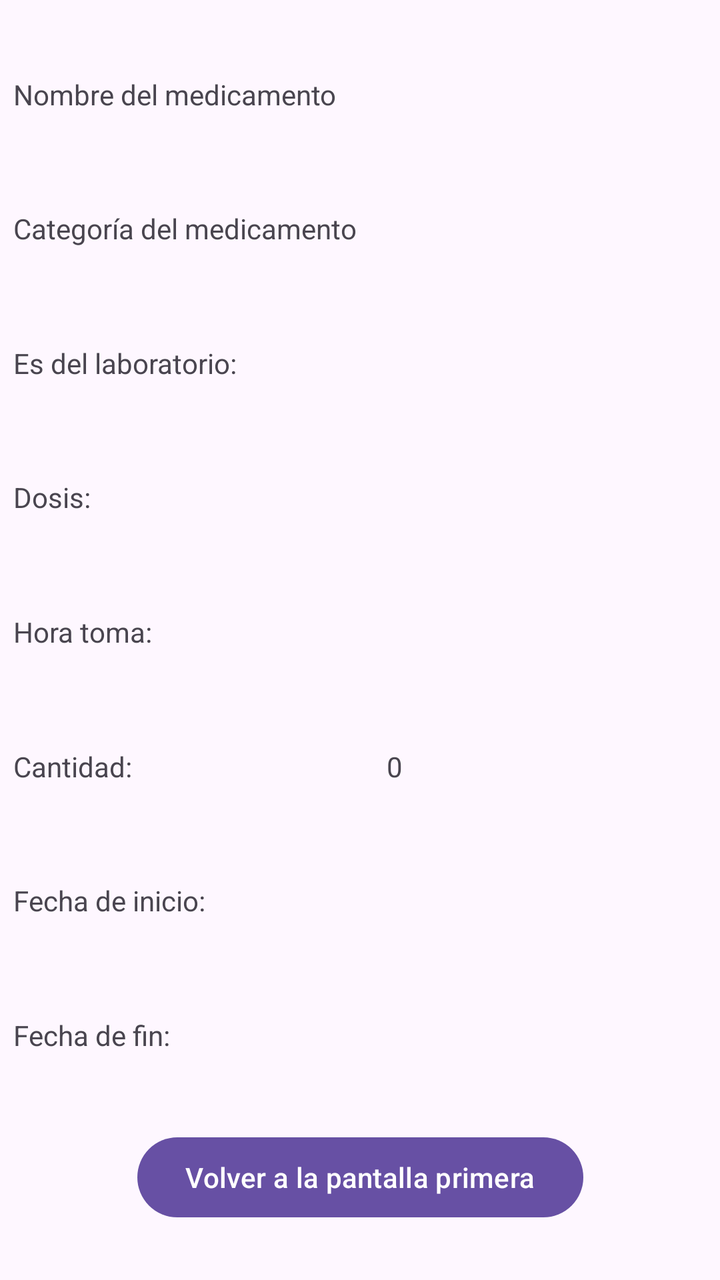
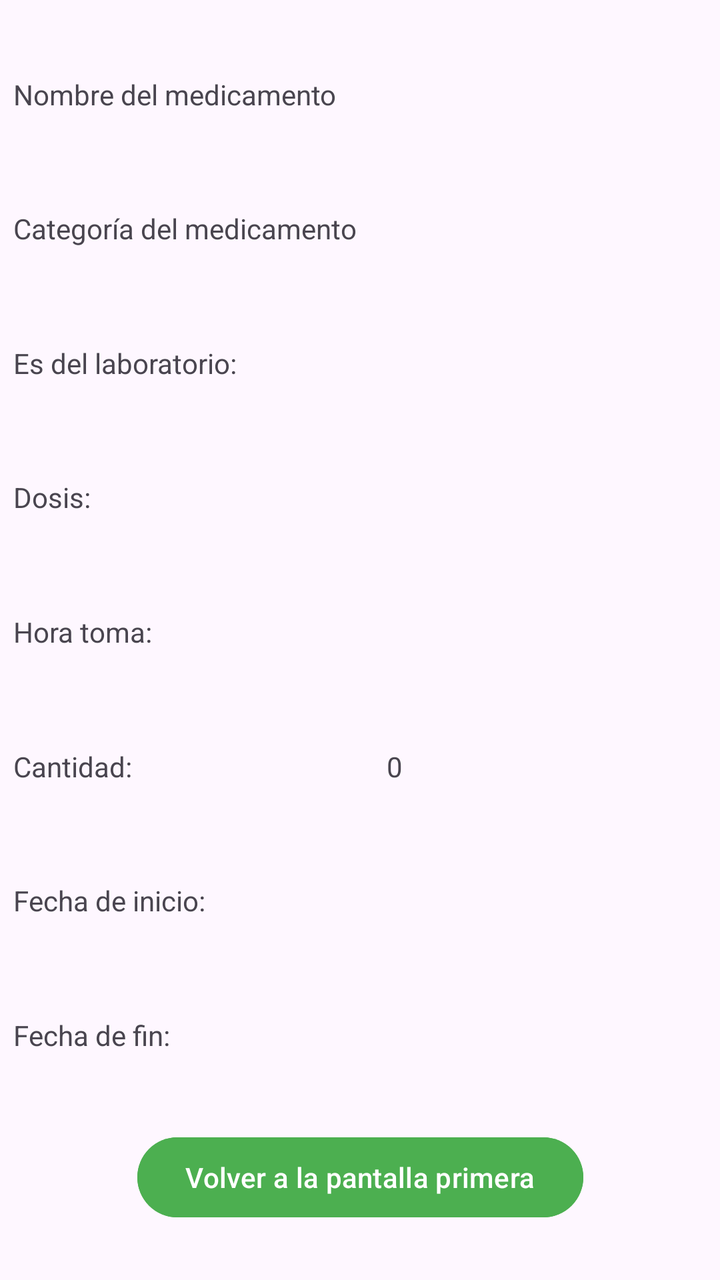

Compare the two renders of this Android layout. The source of the first and the diff that turns it into the second are given below.
<!-- AndroidManifest.xml: application theme Theme.ElPastillero -->
<!-- res/layout/activity_validar.xml -->
<?xml version="1.0" encoding="utf-8"?>
<androidx.constraintlayout.widget.ConstraintLayout xmlns:android="http://schemas.android.com/apk/res/android"
    xmlns:app="http://schemas.android.com/apk/res-auto"
    xmlns:tools="http://schemas.android.com/tools"
    android:id="@+id/main"
    android:layout_width="match_parent"
    android:layout_height="match_parent"
    tools:context=".Validar">

    <TextView
        android:id="@+id/horaToma"
        android:layout_width="160dp"
        android:layout_height="40dp"
        android:ems="10"
        android:gravity="center_vertical"
        android:inputType="text"
        app:layout_constraintBottom_toTopOf="@id/cantidad"
        app:layout_constraintEnd_toEndOf="parent"
        app:layout_constraintStart_toEndOf="@id/lbHora"
        app:layout_constraintTop_toBottomOf="@id/dosis" />

    <TextView
        android:id="@+id/fin"
        android:layout_width="160dp"
        android:layout_height="40dp"
        android:ems="10"
        android:gravity="center_vertical"
        android:inputType="text"
        app:layout_constraintBottom_toTopOf="@id/btnValidar"
        app:layout_constraintEnd_toEndOf="parent"
        app:layout_constraintStart_toEndOf="@id/lbFechaI2"
        app:layout_constraintTop_toBottomOf="@id/inicio" />

    <TextView
        android:id="@+id/inicio"
        android:layout_width="160dp"
        android:layout_height="40dp"
        android:ems="10"
        android:gravity="center_vertical"
        android:inputType="text"
        app:layout_constraintBottom_toTopOf="@id/lbFechaI2"
        app:layout_constraintEnd_toEndOf="parent"
        app:layout_constraintStart_toEndOf="@id/lbFechaI"
        app:layout_constraintTop_toBottomOf="@id/cantidad" />

    <TextView
        android:id="@+id/lbHora"
        android:layout_width="180dp"
        android:layout_height="40dp"
        android:gravity="center_vertical"
        android:text="Hora toma:"
        app:layout_constraintBottom_toTopOf="@id/lbcantidad"
        app:layout_constraintEnd_toStartOf="@id/horaToma"
        app:layout_constraintStart_toStartOf="parent"
        app:layout_constraintTop_toBottomOf="@id/lbDosis" />

    <TextView
        android:id="@+id/lbCategoría"
        android:layout_width="180dp"
        android:layout_height="40dp"
        android:gravity="center_vertical"
        android:text="Categoría del medicamento"
        app:layout_constraintBottom_toTopOf="@id/lbLaboratorio"
        app:layout_constraintEnd_toStartOf="@id/categoria"
        app:layout_constraintStart_toStartOf="parent"
        app:layout_constraintTop_toBottomOf="@id/lblNMe" />

    <TextView
        android:id="@+id/categoria"
        android:layout_width="160dp"
        android:layout_height="40dp"
        android:ems="10"
        android:gravity="center_vertical"
        android:inputType="text"
        app:layout_constraintBottom_toTopOf="@id/laboratorio"
        app:layout_constraintEnd_toEndOf="parent"
        app:layout_constraintStart_toEndOf="@id/lbCategoría"
        app:layout_constraintTop_toBottomOf="@id/nombre" />

    <TextView
        android:id="@+id/lblNMe"
        android:layout_width="180dp"
        android:layout_height="40dp"
        android:gravity="center_vertical"
        android:text="Nombre del medicamento"
        app:layout_constraintBottom_toTopOf="@id/lbCategoría"
        app:layout_constraintEnd_toStartOf="@id/nombre"
        app:layout_constraintStart_toStartOf="parent"
        app:layout_constraintTop_toTopOf="parent" />

    <TextView
        android:id="@+id/nombre"
        android:layout_width="160dp"
        android:layout_height="40dp"
        android:ems="10"
        android:gravity="center_vertical"
        android:inputType="text"
        app:layout_constraintBottom_toTopOf="@id/categoria"
        app:layout_constraintEnd_toEndOf="parent"
        app:layout_constraintStart_toEndOf="@id/lblNMe"
        app:layout_constraintTop_toTopOf="parent" />

    <TextView
        android:id="@+id/lbLaboratorio"
        android:layout_width="180dp"
        android:layout_height="40dp"
        android:gravity="center_vertical"
        android:text="Es del laboratorio:"
        app:layout_constraintBottom_toTopOf="@id/lbDosis"
        app:layout_constraintEnd_toStartOf="@id/laboratorio"
        app:layout_constraintStart_toStartOf="parent"
        app:layout_constraintTop_toBottomOf="@id/lbCategoría" />

    <TextView
        android:id="@+id/laboratorio"
        android:layout_width="160dp"
        android:layout_height="40dp"
        android:ems="10"
        android:gravity="center_vertical"
        android:inputType="text"
        app:layout_constraintBottom_toTopOf="@id/dosis"
        app:layout_constraintEnd_toEndOf="parent"
        app:layout_constraintStart_toEndOf="@id/lbLaboratorio"
        app:layout_constraintTop_toBottomOf="@id/categoria" />

    <TextView
        android:id="@+id/dosis"
        android:layout_width="160dp"
        android:layout_height="40dp"
        android:ems="10"
        android:gravity="center_vertical"
        android:inputType="text"
        app:layout_constraintBottom_toTopOf="@id/horaToma"
        app:layout_constraintEnd_toEndOf="parent"
        app:layout_constraintStart_toEndOf="@id/lbDosis"
        app:layout_constraintTop_toBottomOf="@id/laboratorio" />

    <TextView
        android:id="@+id/lbDosis"
        android:layout_width="180dp"
        android:layout_height="40dp"
        android:gravity="center_vertical"
        android:text="Dosis: "
        app:layout_constraintBottom_toTopOf="@id/lbHora"
        app:layout_constraintEnd_toStartOf="@id/dosis"
        app:layout_constraintStart_toStartOf="parent"
        app:layout_constraintTop_toBottomOf="@id/lbLaboratorio" />

    <TextView
        android:id="@+id/lbcantidad"
        android:layout_width="180dp"
        android:layout_height="40dp"
        android:gravity="center_vertical"
        android:text="Cantidad:"
        app:layout_constraintBottom_toTopOf="@id/lbFechaI"
        app:layout_constraintStart_toStartOf="parent"
        app:layout_constraintTop_toBottomOf="@id/lbHora"
        app:layout_constraintEnd_toStartOf="@id/cantidad"/>

    <TextView
        android:id="@+id/cantidad"
        android:layout_width="160dp"
        android:layout_height="40dp"
        android:gravity="center_vertical"
        android:text="0"
        app:layout_constraintBottom_toTopOf="@id/inicio"
        app:layout_constraintEnd_toEndOf="parent"
        app:layout_constraintStart_toEndOf="@id/lbcantidad"
        app:layout_constraintTop_toBottomOf="@id/horaToma" />

    <TextView
        android:id="@+id/lbFechaI"
        android:layout_width="180dp"
        android:layout_height="40dp"
        android:gravity="center_vertical"
        android:text="Fecha de inicio:"
        app:layout_constraintBottom_toTopOf="@id/lbFechaI2"
        app:layout_constraintEnd_toStartOf="@id/inicio"
        app:layout_constraintStart_toStartOf="parent"
        app:layout_constraintTop_toBottomOf="@id/lbcantidad" />

    <TextView
        android:id="@+id/lbFechaI2"
        android:layout_width="180dp"
        android:layout_height="40dp"
        android:gravity="center_vertical"
        android:text="Fecha de fin:"
        app:layout_constraintBottom_toTopOf="@id/btnValidar"
        app:layout_constraintEnd_toStartOf="@id/fin"
        app:layout_constraintStart_toStartOf="parent"
        app:layout_constraintTop_toBottomOf="@id/lbFechaI" />

    <Button
        android:id="@+id/btnValidar"
        android:layout_width="wrap_content"
        android:layout_height="wrap_content"
        android:text="Volver a la pantalla primera"
        app:layout_constraintStart_toStartOf="parent"
        app:layout_constraintEnd_toEndOf="parent"
        app:layout_constraintTop_toBottomOf="@id/lbFechaI2"
        app:layout_constraintBottom_toBottomOf="parent"/>



</androidx.constraintlayout.widget.ConstraintLayout>
<!-- resources referenced by this layout -->
<resources>
  <style name="Theme.ElPastillero" parent="Base.Theme.ElPastillero" />
  <style name="Base.Theme.ElPastillero" parent="Theme.Material3.DayNight.NoActionBar">
          
          
      </style>
</resources>

<!-- the commit's change to res/layout/activity_validar.xml (unified diff, before → after) -->
@@ -195,6 +195,7 @@
         android:layout_width="wrap_content"
         android:layout_height="wrap_content"
         android:text="Volver a la pantalla primera"
+        android:backgroundTint="#4CAF50"
         app:layout_constraintStart_toStartOf="parent"
         app:layout_constraintEnd_toEndOf="parent"
         app:layout_constraintTop_toBottomOf="@id/lbFechaI2"
